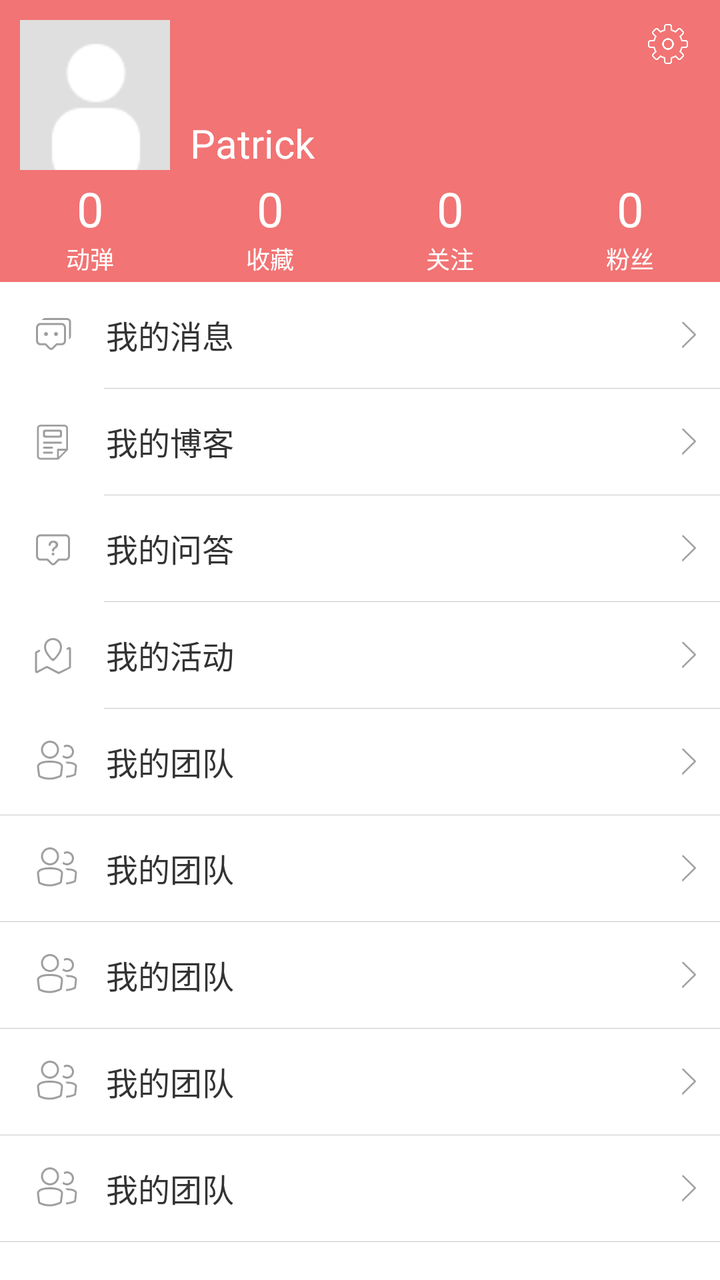
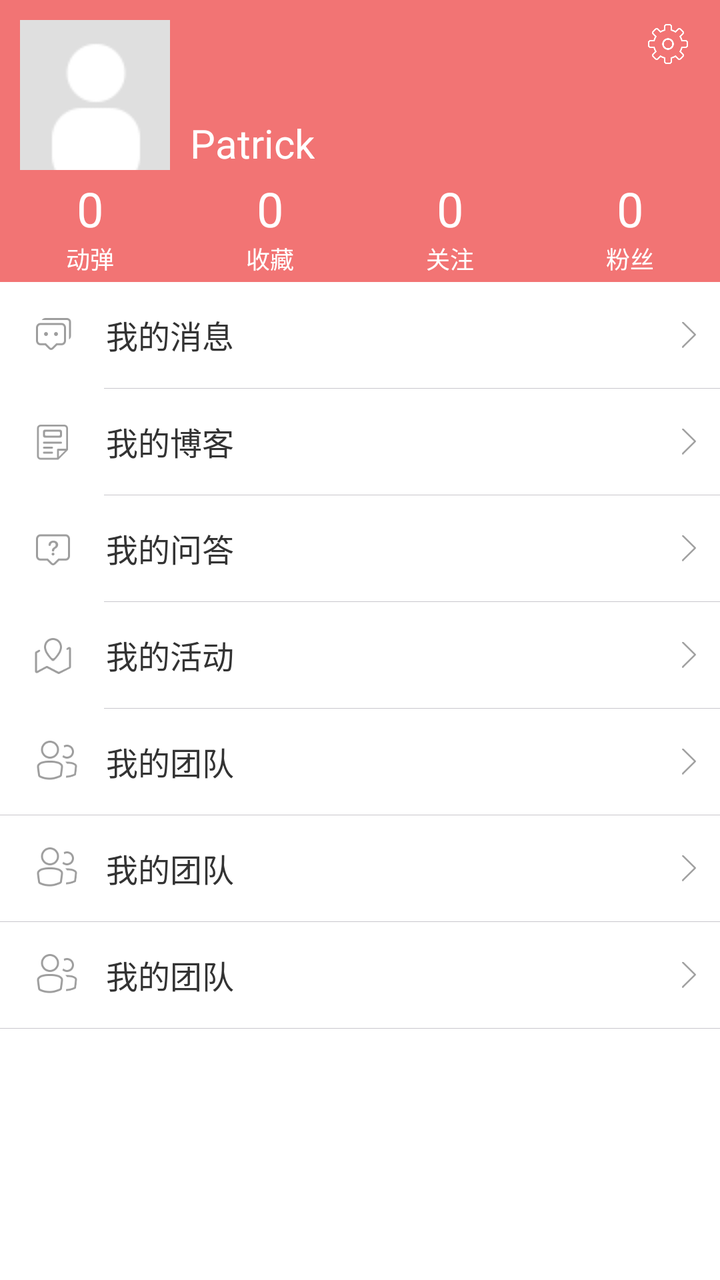

The first picture is an Android layout as it rendered before a commit; the second is the same layout after the commit. The layout source and the unified diff follow.
<!-- AndroidManifest.xml: application theme t10 -->
<!-- res/layout/ft_home.xml -->
<LinearLayout xmlns:android="http://schemas.android.com/apk/res/android"
    android:layout_width="match_parent"
    android:layout_height="match_parent"
    android:orientation="vertical"
    android:background="@color/error_stroke_color"
    android:weightSum="2">

    <FrameLayout
        android:layout_width="match_parent"
        android:layout_height="85dp">

        <RelativeLayout
            android:id="@+id/user_info_head_container"
            android:layout_width="wrap_content"
            android:layout_height="wrap_content">

            <FrameLayout
                android:id="@+id/user_info_icon_container"
                android:layout_marginTop="10dp"
                android:layout_marginLeft="10dp"
                android:layout_width="wrap_content"
                android:layout_height="wrap_content">

                <ImageView
                    android:layout_marginRight="10dp"
                    android:layout_marginBottom="4dp"
                    android:id="@+id/iv_gender"
                    android:layout_width="16dp"
                    android:layout_height="16dp"
                    android:layout_gravity="right|bottom"
                    android:contentDescription="@null"
                    android:src="@mipmap/ic_male" />

                <ImageView
                    android:id="@+id/iv_portrait"
                    android:layout_width="75dp"
                    android:layout_height="75dp"
                    android:src="@mipmap/widget_default_face" />

            </FrameLayout>

            <TextView
                android:id="@+id/tv_nick"
                android:layout_width="wrap_content"
                android:layout_height="wrap_content"
                android:layout_alignParentBottom="true"
                android:layout_marginLeft="10dp"
                android:layout_toEndOf="@+id/user_info_icon_container"
                android:maxLines="1"
                android:textColor="@color/white"
                android:textSize="20sp"
                android:text="Patrick" />
        </RelativeLayout>

        <ImageView
            android:id="@+id/iv_logo_setting"
            android:layout_width="44dp"
            android:layout_height="44dp"
            android:layout_gravity="top|right"
            android:layout_marginRight="4dp"
            android:background="@drawable/ic_title_bar_icon_bg"
            android:contentDescription="@null"
            android:padding="12dp"
            android:scaleType="centerInside"
            android:src="@mipmap/btn_my_setting" />
    </FrameLayout>

    <LinearLayout
        android:layout_width="match_parent"
        android:layout_height="match_parent"
        android:background="@color/white"
        android:orientation="vertical">

        <LinearLayout
            android:id="@+id/lay_about_info"
            android:layout_width="match_parent"
            android:layout_height="56dp"
            android:background="@color/error_stroke_color"
            android:gravity="bottom"
            android:orientation="horizontal">

            <LinearLayout
                android:id="@+id/ly_tweet"
                style="@style/new_user_information_counts"
                android:gravity="center">

                <TextView
                    android:id="@+id/tv_tweet"
                    style="@style/user_formation_text"
                    android:ellipsize="none"
                    android:gravity="center_vertical"
                    android:lines="1"
                    android:maxLines="1"
                    android:padding="0dp"
                    android:text="0"
                    android:textSize="@dimen/font_24" />

                <TextView
                    style="@style/user_formation_info"
                    android:layout_marginBottom="0dp"
                    android:padding="0dp"
                    android:text="动弹" />
            </LinearLayout>

            <LinearLayout
                android:id="@+id/ly_favorite"
                style="@style/new_user_information_counts"
                android:gravity="center">

                <TextView
                    android:id="@+id/tv_favorite"
                    style="@style/user_formation_text"
                    android:ellipsize="none"
                    android:gravity="center_vertical"
                    android:lines="1"
                    android:maxLines="1"
                    android:padding="0dp"
                    android:text="0"
                    android:textSize="@dimen/font_24" />

                <TextView
                    style="@style/user_formation_info"
                    android:layout_marginBottom="0dp"
                    android:padding="0dp"
                    android:text="收藏" />
            </LinearLayout>

            <LinearLayout
                android:id="@+id/ly_following"
                style="@style/new_user_information_counts"
                android:gravity="center">

                <TextView
                    android:id="@+id/tv_following"
                    style="@style/user_formation_text"
                    android:ellipsize="none"
                    android:gravity="center_vertical"
                    android:lines="1"
                    android:maxLines="1"
                    android:padding="0dp"
                    android:text="0"
                    android:textSize="@dimen/font_24" />

                <TextView
                    style="@style/user_formation_info"
                    android:layout_marginBottom="0dp"
                    android:padding="0dp"
                    android:text="关注" />
            </LinearLayout>

            <LinearLayout
                android:id="@+id/ly_follower"
                style="@style/new_user_information_counts"
                android:gravity="center"
                android:orientation="vertical"
                android:paddingLeft="@dimen/lay_12"
                android:paddingRight="@dimen/lay_12">

                <FrameLayout
                    android:layout_width="wrap_content"
                    android:layout_height="wrap_content"
                    android:layout_gravity="center_horizontal">

                    <TextView
                        android:id="@+id/tv_follower"
                        android:layout_width="wrap_content"
                        android:layout_height="wrap_content"
                        android:layout_gravity="center"
                        android:layout_marginLeft="4dp"
                        android:layout_marginRight="4dp"
                        android:ellipsize="none"
                        android:lines="1"
                        android:maxLines="1"
                        android:padding="0dp"
                        android:text="0"
                        android:textColor="@color/white"
                        android:textSize="@dimen/font_24" />

                    <TextView
                        android:id="@+id/user_info_notice_fans"
                        android:layout_width="wrap_content"
                        android:layout_height="14dp"
                        android:layout_gravity="right|top"
                        android:layout_marginTop="2dp"
                        android:background="@drawable/ic_red_dot"
                        android:ellipsize="none"
                        android:gravity="center"
                        android:lines="1"
                        android:maxLines="1"
                        android:minWidth="14dp"
                        android:paddingLeft="3dp"
                        android:paddingRight="3dp"
                        android:textColor="@color/white"
                        android:textSize="@dimen/font_10"
                        android:visibility="gone"
                        android:text="1"/>
                </FrameLayout>

                <TextView
                    style="@style/user_formation_info"
                    android:layout_width="wrap_content"
                    android:layout_height="wrap_content"
                    android:layout_gravity="center"
                    android:layout_marginBottom="0dp"
                    android:padding="0dp"
                    android:text="粉丝"
                    android:textColor="@color/white"
                    android:textSize="@dimen/font_12" />

            </LinearLayout>
        </LinearLayout>

        <LinearLayout
            android:layout_width="match_parent"
            android:layout_height="wrap_content"
            android:orientation="vertical">

            <LinearLayout
                android:layout_width="match_parent"
                android:layout_height="wrap_content"
                android:orientation="vertical">

                <LinearLayout
                    android:id="@+id/rl_message"
                    style="@style/option_item_rl">

                    <ImageView
                        android:layout_width="wrap_content"
                        android:layout_height="wrap_content"
                        android:layout_marginEnd="12dp"
                        android:contentDescription="@null"
                        android:src="@mipmap/ic_my_message" />

                    <TextView
                        style="@style/option_item_text"
                        android:text="我的消息" />

                    <TextView
                        android:id="@+id/user_info_notice_message"
                        android:layout_width="wrap_content"
                        android:layout_height="14dp"
                        android:layout_marginLeft="4dp"
                        android:layout_marginRight="4dp"
                        android:background="@drawable/ic_red_dot"
                        android:ellipsize="none"
                        android:gravity="center"
                        android:lines="1"
                        android:maxLines="1"
                        android:minWidth="14dp"
                        android:paddingLeft="3dp"
                        android:paddingRight="3dp"
                        android:textColor="@color/white"
                        android:textSize="@dimen/font_10"
                        android:visibility="gone"
                        android:text="1"/>

                    <View
                        android:layout_width="0dp"
                        android:layout_height="10dp"
                        android:layout_weight="1" />

                    <ImageView
                        android:layout_width="wrap_content"
                        android:layout_height="20dp"
                        android:contentDescription="@null"
                        android:src="@mipmap/ic_arrow_right" />
                </LinearLayout>

                <View
                    style="@style/h_line"
                    android:layout_height="1px"
                    android:layout_marginStart="52dp"
                    android:background="@color/list_divider_color" />
            </LinearLayout>

            <LinearLayout
                android:layout_width="match_parent"
                android:layout_height="wrap_content"
                android:background="@android:color/white"
                android:orientation="vertical">

                <LinearLayout
                    android:id="@+id/rl_blog"
                    style="@style/option_item_rl">

                    <ImageView
                        android:layout_width="wrap_content"
                        android:layout_height="wrap_content"
                        android:layout_marginEnd="12dp"
                        android:contentDescription="@null"
                        android:src="@mipmap/ic_my_blog" />

                    <TextView
                        style="@style/option_item_text"
                        android:layout_width="0dp"
                        android:layout_weight="1"
                        android:text="我的博客" />

                    <ImageView
                        android:layout_width="wrap_content"
                        android:layout_height="20dp"
                        android:contentDescription="@null"
                        android:src="@mipmap/ic_arrow_right" />
                </LinearLayout>

                <View
                    style="@style/h_line"
                    android:layout_height="1px"
                    android:layout_marginStart="52dp"
                    android:background="@color/list_divider_color" />
            </LinearLayout>

            <LinearLayout
                android:layout_width="match_parent"
                android:layout_height="wrap_content"
                android:background="@android:color/white"
                android:orientation="vertical">

                <LinearLayout
                    android:id="@+id/rl_info_question"
                    style="@style/option_item_rl">

                    <ImageView
                        android:layout_width="wrap_content"
                        android:layout_height="wrap_content"
                        android:layout_marginEnd="12dp"
                        android:contentDescription="@null"
                        android:src="@mipmap/ic_my_question" />

                    <TextView
                        style="@style/option_item_text"
                        android:layout_width="0dp"
                        android:layout_weight="1"
                        android:text="我的问答" />

                    <ImageView
                        android:layout_width="wrap_content"
                        android:layout_height="20dp"
                        android:contentDescription="@null"
                        android:src="@mipmap/ic_arrow_right" />
                </LinearLayout>

                <View
                    style="@style/h_line"
                    android:layout_height="1px"
                    android:layout_marginStart="52dp"
                    android:background="@color/list_divider_color" />

            </LinearLayout>

            <LinearLayout
                android:layout_width="match_parent"
                android:layout_height="wrap_content"
                android:background="@android:color/white"
                android:orientation="vertical">

                <LinearLayout
                    android:id="@+id/rl_info_activities"
                    style="@style/option_item_rl">

                    <ImageView
                        android:layout_width="wrap_content"
                        android:layout_height="wrap_content"
                        android:layout_marginEnd="12dp"
                        android:contentDescription="@null"
                        android:src="@mipmap/ic_my_event" />

                    <TextView
                        style="@style/option_item_text"
                        android:layout_width="0dp"
                        android:layout_weight="1"
                        android:text="我的活动" />

                    <ImageView
                        android:layout_width="wrap_content"
                        android:layout_height="20dp"
                        android:contentDescription="@null"
                        android:src="@mipmap/ic_arrow_right" />
                </LinearLayout>

                <View
                    style="@style/h_line"
                    android:layout_height="1px"
                    android:layout_marginStart="52dp"
                    android:background="@color/list_divider_color" />

            </LinearLayout>

            <LinearLayout
                android:layout_width="match_parent"
                android:layout_height="wrap_content"
                android:background="@android:color/white"
                android:orientation="vertical">

                <LinearLayout
                    android:id="@+id/rl_team"
                    style="@style/option_item_rl">

                    <ImageView
                        android:layout_width="wrap_content"
                        android:layout_height="wrap_content"
                        android:layout_marginEnd="12dp"
                        android:contentDescription="@null"
                        android:src="@mipmap/ic_my_team" />

                    <TextView
                        style="@style/option_item_text"
                        android:layout_width="0dp"
                        android:layout_weight="1"
                        android:text="我的团队" />

                    <ImageView
                        android:layout_width="wrap_content"
                        android:layout_height="20dp"
                        android:contentDescription="@null"
                        android:src="@mipmap/ic_arrow_right" />
                </LinearLayout>

                <View
                    style="@style/h_line"
                    android:layout_height="1px"
                    android:background="@color/list_divider_color" />
            </LinearLayout>

            <LinearLayout
                android:layout_width="match_parent"
                android:layout_height="wrap_content"
                android:background="@android:color/white"
                android:orientation="vertical">

                <LinearLayout
                    android:id="@+id/rl_team1"
                    style="@style/option_item_rl">

                    <ImageView
                        android:layout_width="wrap_content"
                        android:layout_height="wrap_content"
                        android:layout_marginEnd="12dp"
                        android:contentDescription="@null"
                        android:src="@mipmap/ic_my_team" />

                    <TextView
                        style="@style/option_item_text"
                        android:layout_width="0dp"
                        android:layout_weight="1"
                        android:text="我的团队" />

                    <ImageView
                        android:layout_width="wrap_content"
                        android:layout_height="20dp"
                        android:contentDescription="@null"
                        android:src="@mipmap/ic_arrow_right" />
                </LinearLayout>

                <View
                    style="@style/h_line"
                    android:layout_height="1px"
                    android:background="@color/list_divider_color" />
            </LinearLayout>

            <LinearLayout
                android:layout_width="match_parent"
                android:layout_height="wrap_content"
                android:background="@android:color/white"
                android:orientation="vertical">

                <LinearLayout
                    android:id="@+id/rl_team2"
                    style="@style/option_item_rl">

                    <ImageView
                        android:layout_width="wrap_content"
                        android:layout_height="wrap_content"
                        android:layout_marginEnd="12dp"
                        android:contentDescription="@null"
                        android:src="@mipmap/ic_my_team" />

                    <TextView
                        style="@style/option_item_text"
                        android:layout_width="0dp"
                        android:layout_weight="1"
                        android:text="我的团队" />

                    <ImageView
                        android:layout_width="wrap_content"
                        android:layout_height="20dp"
                        android:contentDescription="@null"
                        android:src="@mipmap/ic_arrow_right" />
                </LinearLayout>

                <View
                    style="@style/h_line"
                    android:layout_height="1px"
                    android:background="@color/list_divider_color" />
            </LinearLayout>

            <LinearLayout
                android:layout_width="match_parent"
                android:layout_height="wrap_content"
                android:background="@android:color/white"
                android:orientation="vertical">

                <LinearLayout
                    android:id="@+id/rl_team3"
                    style="@style/option_item_rl">

                    <ImageView
                        android:layout_width="wrap_content"
                        android:layout_height="wrap_content"
                        android:layout_marginEnd="12dp"
                        android:contentDescription="@null"
                        android:src="@mipmap/ic_my_team" />

                    <TextView
                        style="@style/option_item_text"
                        android:layout_width="0dp"
                        android:layout_weight="1"
                        android:text="我的团队" />

                    <ImageView
                        android:layout_width="wrap_content"
                        android:layout_height="20dp"
                        android:contentDescription="@null"
                        android:src="@mipmap/ic_arrow_right" />
                </LinearLayout>

                <View
                    style="@style/h_line"
                    android:layout_height="1px"
                    android:background="@color/list_divider_color" />
            </LinearLayout>

            <LinearLayout
                android:layout_width="match_parent"
                android:layout_height="wrap_content"
                android:background="@android:color/white"
                android:orientation="vertical">

                <LinearLayout
                    android:id="@+id/rl_team4"
                    style="@style/option_item_rl">

                    <ImageView
                        android:layout_width="wrap_content"
                        android:layout_height="wrap_content"
                        android:layout_marginEnd="12dp"
                        android:contentDescription="@null"
                        android:src="@mipmap/ic_my_team" />

                    <TextView
                        style="@style/option_item_text"
                        android:layout_width="0dp"
                        android:layout_weight="1"
                        android:text="我的团队" />

                    <ImageView
                        android:layout_width="wrap_content"
                        android:layout_height="20dp"
                        android:contentDescription="@null"
                        android:src="@mipmap/ic_arrow_right" />
                </LinearLayout>

                <View
                    style="@style/h_line"
                    android:layout_height="1px"
                    android:background="@color/list_divider_color" />
            </LinearLayout>

        </LinearLayout>


    </LinearLayout>


</LinearLayout>
<!-- resources referenced by this layout -->
<resources>
  <color name="error_stroke_color">#F27474</color>
  <color name="list_divider_color">#c8c7cc</color>
  <color name="white">#FFFFFF</color>
  <dimen name="font_10">10sp</dimen>
  <dimen name="font_12">12sp</dimen>
  <dimen name="font_24">24sp</dimen>
  <dimen name="lay_12">12dp</dimen>
  <!-- drawable ic_red_dot (drawable) -->
  <?xml version="1.0" encoding="utf-8"?>
  <shape xmlns:android="http://schemas.android.com/apk/res/android">
      <corners android:radius="7dp" />
      <solid android:color="@color/user_info_message_notice" />
      <size
          android:width="14dp"
          android:height="14dp" />
  </shape>
  <!-- drawable ic_title_bar_icon_bg (drawable) -->
  <?xml version="1.0" encoding="utf-8"?>
  <selector xmlns:android="http://schemas.android.com/apk/res/android">
      <item android:state_pressed="true">
          <shape>
              <solid android:color="@color/black_alpha_16" />
              <corners android:radius="2dp" />
          </shape>
      </item>
      <item android:drawable="@color/black_alpha_00" />
  </selector>
  <style name="h_line">
          <item name="android:layout_width">match_parent</item>
          <item name="android:layout_height">1px</item>
          
      </style>
  <style name="option_item_rl">
          <item name="android:layout_width">match_parent</item>
          <item name="android:layout_height">wrap_content</item>
          <item name="android:background">@drawable/ic_material</item>
          <item name="android:clickable">true</item>
          <item name="android:padding">12.0dip</item>
          <item name="android:gravity">center_vertical</item>
          <item name="android:orientation">horizontal</item>
      </style>
  <style name="option_item_text" parent="@style/option_item_text_parent">
          <item name="android:drawablePadding">8.0dip</item>
          
      </style>
  <style name="user_formation_info" parent="@style/user_formation_text">
          <item name="android:textSize">@dimen/text_size_12</item>
      </style>
  <style name="user_formation_text">
          <item name="android:layout_width">wrap_content</item>
          <item name="android:layout_height">wrap_content</item>
          <item name="android:textColor">@color/white</item>
          <item name="android:textSize">12sp</item>
      </style>
  <style name="t10" parent="Theme.AppCompat.Light.NoActionBar">
          
          <item name="colorPrimary">@color/error_stroke_color</item>
          <item name="android:statusBarColor">@color/error_stroke_color</item>
          <item name="colorPrimaryDark">@color/colorPrimaryDark</item>
          <item name="colorAccent">@color/colorAccent</item>
      </style>
  <color name="user_info_message_notice">#E35B5A</color>
  <color name="black_alpha_16">#10000000</color>
  <color name="black_alpha_00">#00000000</color>
  <!-- drawable selector_user_info_tab_item (drawable) -->
  <?xml version="1.0" encoding="utf-8"?>
  <selector
    xmlns:android="http://schemas.android.com/apk/res/android">
      <item android:state_pressed="true" android:drawable="@color/user_info_option_pressed" />
  	<item android:drawable="@color/transparent" />
  </selector>
  <!-- drawable ic_material (drawable) -->
  <?xml version="1.0" encoding="utf-8"?>
  <selector xmlns:android="http://schemas.android.com/apk/res/android">
      <item android:drawable="@color/bg_press" android:state_pressed="true" />
      <item android:drawable="@color/white" />
  </selector>
  <dimen name="text_size_12">12.0dip</dimen>
  <color name="colorPrimaryDark">#303F9F</color>
  <color name="colorAccent">#FF4081</color>
  <color name="user_info_option_pressed">#1EB050</color>
  <color name="transparent">#00000000</color>
  <color name="bg_press">#ebebeb</color>\
  <!-- unchanged entries left out for length: 11 -->
</resources>

<!-- the commit's change to res/layout/ft_home.xml (unified diff, before → after) -->
@@ -494,78 +494,6 @@
                     android:background="@color/list_divider_color" />
             </LinearLayout>
 
-            <LinearLayout
-                android:layout_width="match_parent"
-                android:layout_height="wrap_content"
-                android:background="@android:color/white"
-                android:orientation="vertical">
-
-                <LinearLayout
-                    android:id="@+id/rl_team3"
-                    style="@style/option_item_rl">
-
-                    <ImageView
-                        android:layout_width="wrap_content"
-                        android:layout_height="wrap_content"
-                        android:layout_marginEnd="12dp"
-                        android:contentDescription="@null"
-                        android:src="@mipmap/ic_my_team" />
-
-                    <TextView
-                        style="@style/option_item_text"
-                        android:layout_width="0dp"
-                        android:layout_weight="1"
-                        android:text="我的团队" />
-
-                    <ImageView
-                        android:layout_width="wrap_content"
-                        android:layout_height="20dp"
-                        android:contentDescription="@null"
-                        android:src="@mipmap/ic_arrow_right" />
-                </LinearLayout>
-
-                <View
-                    style="@style/h_line"
-                    android:layout_height="1px"
-                    android:background="@color/list_divider_color" />
-            </LinearLayout>
-
-            <LinearLayout
-                android:layout_width="match_parent"
-                android:layout_height="wrap_content"
-                android:background="@android:color/white"
-                android:orientation="vertical">
-
-                <LinearLayout
-                    android:id="@+id/rl_team4"
-                    style="@style/option_item_rl">
-
-                    <ImageView
-                        android:layout_width="wrap_content"
-                        android:layout_height="wrap_content"
-                        android:layout_marginEnd="12dp"
-                        android:contentDescription="@null"
-                        android:src="@mipmap/ic_my_team" />
-
-                    <TextView
-                        style="@style/option_item_text"
-                        android:layout_width="0dp"
-                        android:layout_weight="1"
-                        android:text="我的团队" />
-
-                    <ImageView
-                        android:layout_width="wrap_content"
-                        android:layout_height="20dp"
-                        android:contentDescription="@null"
-                        android:src="@mipmap/ic_arrow_right" />
-                </LinearLayout>
-
-                <View
-                    style="@style/h_line"
-                    android:layout_height="1px"
-                    android:background="@color/list_divider_color" />
-            </LinearLayout>
-
         </LinearLayout>
 
 
